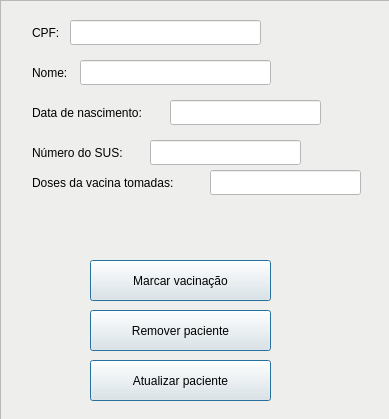
lucasnatali98/CADVAC, file cadvac_gui/patientdetailswindow.ui: the form before one commit.
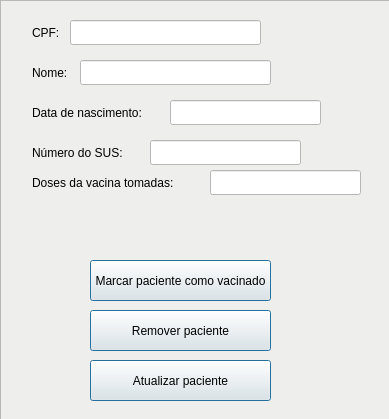
The form after the commit.

Patch:
```diff
--- a/cadvac_gui/patientdetailswindow.ui
+++ b/cadvac_gui/patientdetailswindow.ui
@@ -131,7 +131,7 @@
       </rect>
      </property>
      <property name="text">
-      <string>Marcar vacinação</string>
+      <string>Marcar paciente como vacinado</string>
      </property>
      <property name="default">
       <bool>true</bool>
```
